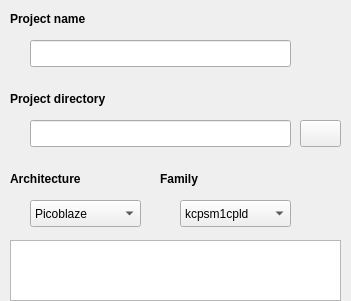
Above: IDE/GUI/dialogs/projectdlg/projectdlg_general.ui from AbyssAbbeba/MDS-picoblaze-AVR-ide before the change. Below: the same form after it.
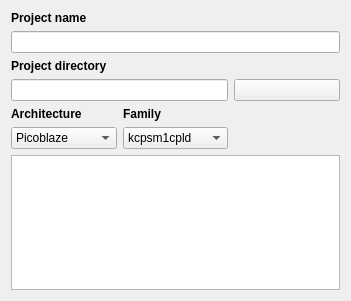
That is the form after the change.

```diff
--- a/IDE/GUI/dialogs/projectdlg/projectdlg_general.ui
+++ b/IDE/GUI/dialogs/projectdlg/projectdlg_general.ui
@@ -13,35 +13,9 @@
   <property name="windowTitle">
    <string>Form</string>
   </property>
-  <widget class="QLineEdit" name="leName">
-   <property name="geometry">
-    <rect>
-     <x>30</x>
-     <y>40</y>
-     <width>261</width>
-     <height>27</height>
-    </rect>
-   </property>
-  </widget>
-  <widget class="QLineEdit" name="lePath">
-   <property name="geometry">
-    <rect>
-     <x>30</x>
-     <y>120</y>
-     <width>261</width>
-     <height>27</height>
-    </rect>
-   </property>
-  </widget>
+  <layout class="QGridLayout" name="gridLayout">
+   <item row="0" column="0">
   <widget class="QLabel" name="label">
-   <property name="geometry">
-    <rect>
-     <x>10</x>
-     <y>10</y>
-     <width>101</width>
-     <height>17</height>
-    </rect>
-   </property>
    <property name="font">
     <font>
      <weight>75</weight>
@@ -52,15 +26,9 @@
     <string>Project name</string>
    </property>
   </widget>
+   </item>
+   <item row="2" column="0">
   <widget class="QLabel" name="label_2">
-   <property name="geometry">
-    <rect>
-     <x>10</x>
-     <y>90</y>
-     <width>131</width>
-     <height>17</height>
-    </rect>
-   </property>
    <property name="font">
     <font>
      <weight>75</weight>
@@ -71,28 +39,32 @@
     <string>Project directory</string>
    </property>
   </widget>
+   </item>
+   <item row="3" column="0" colspan="2">
+    <widget class="QLineEdit" name="lePath"/>
+   </item>
+   <item row="3" column="2">
   <widget class="QPushButton" name="btnChange">
-   <property name="geometry">
-    <rect>
-     <x>300</x>
-     <y>120</y>
-     <width>41</width>
-     <height>27</height>
-    </rect>
-   </property>
    <property name="text">
     <string/>
    </property>
   </widget>
+   </item>
+   <item row="4" column="0">
+    <widget class="QLabel" name="label_4">
+     <property name="font">
+      <font>
+       <weight>75</weight>
+       <bold>true</bold>
+      </font>
+     </property>
+     <property name="text">
+      <string>Architecture</string>
+     </property>
+    </widget>
+   </item>
+   <item row="4" column="1">
   <widget class="QLabel" name="label_3">
-   <property name="geometry">
-    <rect>
-     <x>160</x>
-     <y>170</y>
-     <width>91</width>
-     <height>17</height>
-    </rect>
-   </property>
    <property name="font">
     <font>
      <weight>75</weight>
@@ -103,15 +75,18 @@
     <string>Family</string>
    </property>
   </widget>
+   </item>
+   <item row="5" column="0">
+    <widget class="QComboBox" name="cmbArch">
+     <item>
+      <property name="text">
+       <string>Picoblaze</string>
+      </property>
+     </item>
+    </widget>
+   </item>
+   <item row="5" column="1">
   <widget class="QComboBox" name="cmbFamily">
-   <property name="geometry">
-    <rect>
-     <x>180</x>
-     <y>200</y>
-     <width>111</width>
-     <height>27</height>
-    </rect>
-   </property>
    <item>
     <property name="text">
      <string>kcpsm1cpld</string>
@@ -138,53 +113,18 @@
     </property>
    </item>
   </widget>
-  <widget class="QLabel" name="label_4">
-   <property name="geometry">
-    <rect>
-     <x>10</x>
-     <y>170</y>
-     <width>91</width>
-     <height>17</height>
-    </rect>
-   </property>
-   <property name="font">
-    <font>
-     <weight>75</weight>
-     <bold>true</bold>
-    </font>
-   </property>
-   <property name="text">
-    <string>Architecture</string>
-   </property>
-  </widget>
-  <widget class="QComboBox" name="cmbArch">
-   <property name="geometry">
-    <rect>
-     <x>30</x>
-     <y>200</y>
-     <width>111</width>
-     <height>27</height>
-    </rect>
-   </property>
-   <item>
-    <property name="text">
-     <string>Picoblaze</string>
-    </property>
    </item>
-  </widget>
+   <item row="6" column="0" colspan="3">
   <widget class="QTextEdit" name="teNotes">
-   <property name="geometry">
-    <rect>
-     <x>10</x>
-     <y>240</y>
-     <width>331</width>
-     <height>61</height>
-    </rect>
-   </property>
    <property name="readOnly">
     <bool>true</bool>
    </property>
   </widget>
+   </item>
+   <item row="1" column="0" colspan="3">
+    <widget class="QLineEdit" name="leName"/>
+   </item>
+  </layout>
  </widget>
  <resources/>
  <connections/>
```
Lines whose indentation alone changed are shown as unchanged.
